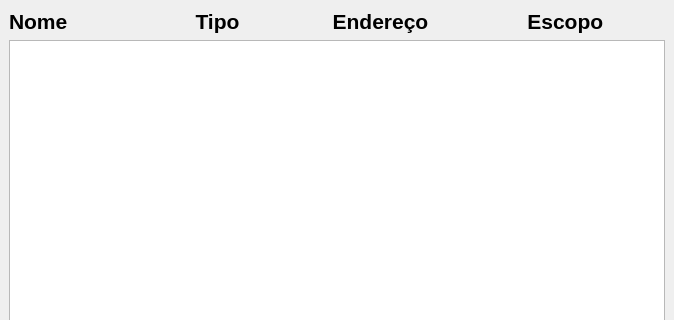
Qt form trabalho/Tabela_Simbolos.ui (EricTierre/compiladores) before a commit; both pictures show x 0 to 674 and y 0 to 320 of the 674 by 492 pixel window.
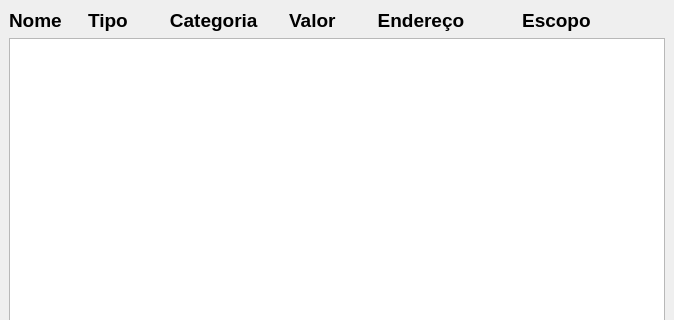
The same form after that commit. Icons and pictures are not drawn.

What changed in the file:
```diff
--- a/trabalho/Tabela_Simbolos.ui
+++ b/trabalho/Tabela_Simbolos.ui
@@ -50,13 +50,13 @@
      <widget class="QLabel" name="label">
       <property name="font">
        <font>
-        <pointsize>16</pointsize>
+        <pointsize>14</pointsize>
         <weight>75</weight>
         <bold>true</bold>
        </font>
       </property>
       <property name="text">
-       <string>Nome                      Tipo                Endereço                 Escopo</string>
+       <string>Nome     Tipo        Categoria      Valor        Endereço           Escopo</string>
       </property>
      </widget>
     </item>
```
